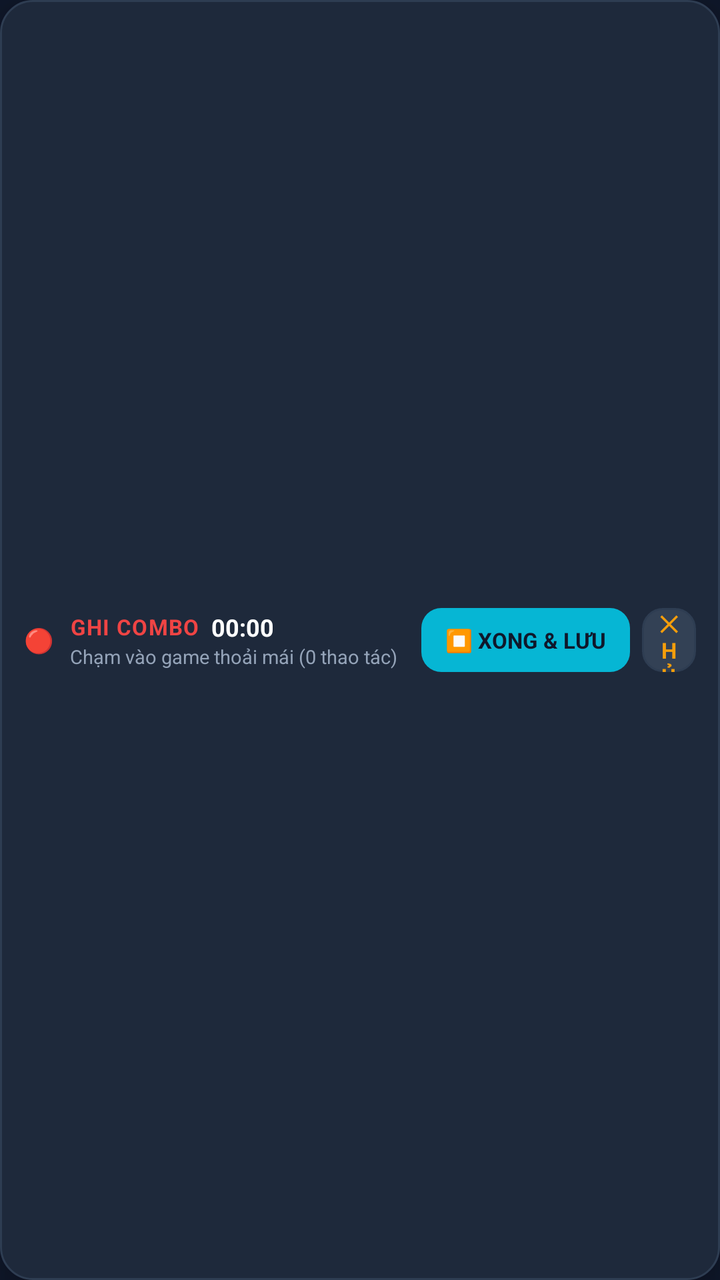
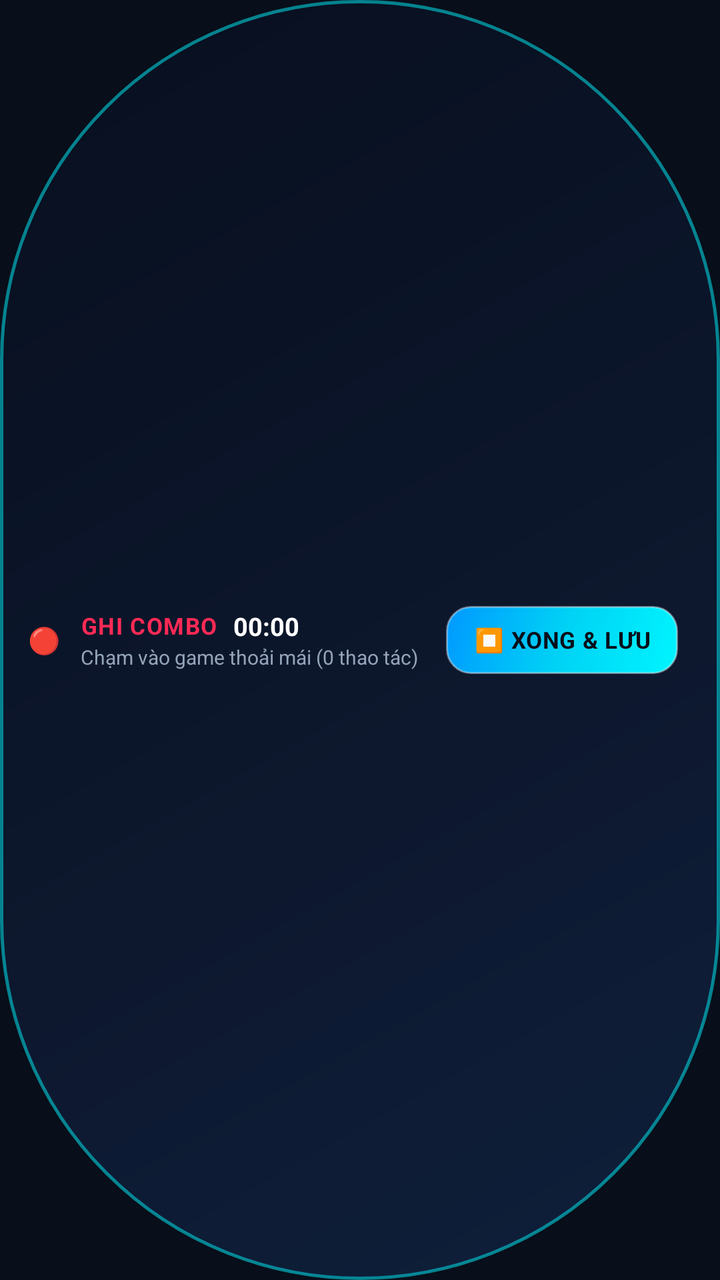

Before-and-after screenshots of an Android layout around one commit, followed by the original layout XML and the change that was made.
<!-- AndroidManifest.xml: application theme Theme.MacroGaming -->
<!-- res/layout/view_recording_pill.xml -->
<?xml version="1.0" encoding="utf-8"?>
<LinearLayout xmlns:android="http://schemas.android.com/apk/res/android"
    android:layout_width="wrap_content"
    android:layout_height="wrap_content"
    android:background="@drawable/bg_dialog_card"
    android:gravity="center_vertical"
    android:orientation="horizontal"
    android:paddingStart="12dp"
    android:paddingTop="6dp"
    android:paddingEnd="12dp"
    android:paddingBottom="6dp"
    android:elevation="18dp">

    
    <TextView
        android:id="@+id/tvRecordingDot"
        android:layout_width="wrap_content"
        android:layout_height="wrap_content"
        android:text="🔴"
        android:textSize="12sp" />

    <LinearLayout
        android:layout_width="wrap_content"
        android:layout_height="wrap_content"
        android:layout_marginStart="8dp"
        android:orientation="vertical">

        <LinearLayout
            android:layout_width="wrap_content"
            android:layout_height="wrap_content"
            android:orientation="horizontal"
            android:gravity="center_vertical">

            <TextView
                android:layout_width="wrap_content"
                android:layout_height="wrap_content"
                android:text="GHI COMBO"
                android:textColor="@color/crimson_stop"
                android:textSize="11sp"
                android:textStyle="bold"
                android:letterSpacing="0.04" />

            <TextView
                android:id="@+id/tvRecordingTimer"
                android:layout_width="wrap_content"
                android:layout_height="wrap_content"
                android:layout_marginStart="6dp"
                android:text="00:00"
                android:textColor="@color/white"
                android:textSize="12sp"
                android:textStyle="bold" />
        </LinearLayout>

        <TextView
            android:id="@+id/tvRecordingActionCount"
            android:layout_width="wrap_content"
            android:layout_height="wrap_content"
            android:text="Chạm vào game thoải mái (0 thao tác)"
            android:textColor="@color/text_secondary"
            android:textSize="9.5sp" />
    </LinearLayout>

    
    <TextView
        android:id="@+id/btnStopRecordingPill"
        android:layout_width="wrap_content"
        android:layout_height="32dp"
        android:layout_marginStart="12dp"
        android:background="@drawable/bg_turbo_btn_primary"
        android:gravity="center"
        android:paddingStart="12dp"
        android:paddingEnd="12dp"
        android:text="⏹ XONG &amp; LƯU"
        android:textColor="@color/bg_dark"
        android:textSize="11sp"
        android:textStyle="bold" />

    
    <TextView
        android:id="@+id/btnCancelRecordingPill"
        android:layout_width="wrap_content"
        android:layout_height="32dp"
        android:layout_marginStart="6dp"
        android:background="@drawable/bg_turbo_btn_secondary"
        android:gravity="center"
        android:paddingStart="8dp"
        android:paddingEnd="8dp"
        android:text="✕ HỦY"
        android:textColor="@color/amber_warning"
        android:textSize="11sp"
        android:textStyle="bold" />

</LinearLayout>
<!-- resources referenced by this layout -->
<resources>
  <color name="amber_warning">#F59E0B</color>
  <color name="bg_dark">#0F172A</color>
  <color name="crimson_stop">#EF4444</color>
  <color name="text_secondary">#94A3B8</color>
  <color name="white">#FFFFFF</color>
  <!-- drawable bg_dialog_card (drawable) -->
  <?xml version="1.0" encoding="utf-8"?>
  <shape xmlns:android="http://schemas.android.com/apk/res/android"
      android:shape="rectangle">
      <corners android:radius="16dp" />
      <solid android:color="@color/bg_dialog" />
      <stroke
          android:width="1dp"
          android:color="@color/stroke_border" />
      <padding
          android:bottom="16dp"
          android:left="16dp"
          android:right="16dp"
          android:top="16dp" />
  </shape>
  <!-- drawable bg_turbo_btn_primary (drawable) -->
  <?xml version="1.0" encoding="utf-8"?>
  <shape xmlns:android="http://schemas.android.com/apk/res/android"
      android:shape="rectangle">
      <corners android:radius="10dp" />
      <solid android:color="@color/cyan_neon" />
  </shape>
  <!-- drawable bg_turbo_btn_secondary (drawable) -->
  <?xml version="1.0" encoding="utf-8"?>
  <shape xmlns:android="http://schemas.android.com/apk/res/android"
      android:shape="rectangle">
      <corners android:radius="10dp" />
      <solid android:color="@color/bg_surface_elevated" />
      <stroke
          android:width="1dp"
          android:color="@color/stroke_border" />
  </shape>
  <style name="Theme.MacroGaming" parent="Theme.Material3.Dark.NoActionBar">
          <item name="colorPrimary">@color/cyan_neon</item>
          <item name="colorOnPrimary">@color/bg_dark</item>
          <item name="colorSecondary">@color/purple_accent</item>
          <item name="android:windowBackground">@color/bg_dark</item>
          <item name="android:statusBarColor">@color/bg_dark</item>
          <item name="android:navigationBarColor">@color/bg_dark</item>
      </style>
  <color name="bg_dialog">#1E293B</color>
  <color name="stroke_border">#2E3D52</color>
  <color name="cyan_neon">#06B6D4</color>
  <color name="bg_surface_elevated">#334155</color>
  <color name="purple_accent">#8B5CF6</color>
</resources>

<!-- the commit's change to res/layout/view_recording_pill.xml (unified diff, before → after) -->
@@ -2,14 +2,14 @@
 <LinearLayout xmlns:android="http://schemas.android.com/apk/res/android"
     android:layout_width="wrap_content"
     android:layout_height="wrap_content"
-    android:background="@drawable/bg_dialog_card"
+    android:background="@drawable/bg_floating_pill"
     android:gravity="center_vertical"
     android:orientation="horizontal"
-    android:paddingStart="12dp"
-    android:paddingTop="6dp"
-    android:paddingEnd="12dp"
-    android:paddingBottom="6dp"
-    android:elevation="18dp">
+    android:paddingStart="14dp"
+    android:paddingTop="8dp"
+    android:paddingEnd="14dp"
+    android:paddingBottom="8dp"
+    android:elevation="20dp">
 
     
     <TextView
@@ -17,12 +17,12 @@
         android:layout_width="wrap_content"
         android:layout_height="wrap_content"
         android:text="🔴"
-        android:textSize="12sp" />
+        android:textSize="13sp" />
 
     <LinearLayout
         android:layout_width="wrap_content"
         android:layout_height="wrap_content"
-        android:layout_marginStart="8dp"
+        android:layout_marginStart="10dp"
         android:orientation="vertical">
 
         <LinearLayout
@@ -36,7 +36,7 @@
                 android:layout_height="wrap_content"
                 android:text="GHI COMBO"
                 android:textColor="@color/crimson_stop"
-                android:textSize="11sp"
+                android:textSize="11.5sp"
                 android:textStyle="bold"
                 android:letterSpacing="0.04" />
 
@@ -44,10 +44,10 @@
                 android:id="@+id/tvRecordingTimer"
                 android:layout_width="wrap_content"
                 android:layout_height="wrap_content"
-                android:layout_marginStart="6dp"
+                android:layout_marginStart="8dp"
                 android:text="00:00"
                 android:textColor="@color/white"
-                android:textSize="12sp"
+                android:textSize="12.5sp"
                 android:textStyle="bold" />
         </LinearLayout>
 
@@ -57,34 +57,35 @@
             android:layout_height="wrap_content"
             android:text="Chạm vào game thoải mái (0 thao tác)"
             android:textColor="@color/text_secondary"
-            android:textSize="9.5sp" />
+            android:textSize="10sp" />
     </LinearLayout>
 
     
     <TextView
         android:id="@+id/btnStopRecordingPill"
         android:layout_width="wrap_content"
-        android:layout_height="32dp"
-        android:layout_marginStart="12dp"
+        android:layout_height="34dp"
+        android:layout_marginStart="14dp"
         android:background="@drawable/bg_turbo_btn_primary"
         android:gravity="center"
-        android:paddingStart="12dp"
-        android:paddingEnd="12dp"
+        android:paddingStart="14dp"
+        android:paddingEnd="14dp"
         android:text="⏹ XONG &amp; LƯU"
         android:textColor="@color/bg_dark"
-        android:textSize="11sp"
-        android:textStyle="bold" />
+        android:textSize="11.5sp"
+        android:textStyle="bold"
+        android:letterSpacing="0.02" />
 
     
     <TextView
         android:id="@+id/btnCancelRecordingPill"
         android:layout_width="wrap_content"
-        android:layout_height="32dp"
-        android:layout_marginStart="6dp"
+        android:layout_height="34dp"
+        android:layout_marginStart="8dp"
         android:background="@drawable/bg_turbo_btn_secondary"
         android:gravity="center"
-        android:paddingStart="8dp"
-        android:paddingEnd="8dp"
+        android:paddingStart="10dp"
+        android:paddingEnd="10dp"
         android:text="✕ HỦY"
         android:textColor="@color/amber_warning"
         android:textSize="11sp"
<!-- resource entries referenced after the edit -->
@@ -1,41 +1,62 @@
 <!-- resources referenced by this layout -->
 <resources>
-  <color name="amber_warning">#F59E0B</color>
-  <color name="bg_dark">#0F172A</color>
-  <color name="crimson_stop">#EF4444</color>
+  <color name="amber_warning">#FFB703</color>
+  <color name="bg_dark">#080E1A</color>
+  <color name="crimson_stop">#FF2A55</color>
   <color name="text_secondary">#94A3B8</color>
   <color name="white">#FFFFFF</color>
-  <!-- drawable bg_dialog_card (drawable) -->
+  <!-- drawable bg_floating_pill (drawable) -->
   <?xml version="1.0" encoding="utf-8"?>
-  <shape xmlns:android="http://schemas.android.com/apk/res/android"
-      android:shape="rectangle">
-      <corners android:radius="16dp" />
-      <solid android:color="@color/bg_dialog" />
-      <stroke
-          android:width="1dp"
-          android:color="@color/stroke_border" />
-      <padding
-          android:bottom="16dp"
-          android:left="16dp"
-          android:right="16dp"
-          android:top="16dp" />
-  </shape>
+  <layer-list xmlns:android="http://schemas.android.com/apk/res/android">
+      <item>
+          <shape android:shape="rectangle">
+              <corners android:radius="999dp" />
+              <gradient
+                  android:angle="135"
+                  android:startColor="#E610213E"
+                  android:centerColor="#D90C172E"
+                  android:endColor="#C8070F1F"
+                  android:type="linear" />
+              <stroke
+                  android:width="1.5dp"
+                  android:color="@color/glass_rim_cyan" />
+              <padding
+                  android:bottom="6dp"
+                  android:left="12dp"
+                  android:right="12dp"
+                  android:top="6dp" />
+          </shape>
+      </item>
+  </layer-list>
   <!-- drawable bg_turbo_btn_primary (drawable) -->
   <?xml version="1.0" encoding="utf-8"?>
   <shape xmlns:android="http://schemas.android.com/apk/res/android"
       android:shape="rectangle">
-      <corners android:radius="10dp" />
-      <solid android:color="@color/cyan_neon" />
+      <corners android:radius="12dp" />
+      <gradient
+          android:angle="135"
+          android:startColor="#00F5FF"
+          android:centerColor="#00D2F5"
+          android:endColor="#0099FF"
+          android:type="linear" />
+      <stroke
+          android:width="1dp"
+          android:color="#66FFFFFF" />
   </shape>
   <!-- drawable bg_turbo_btn_secondary (drawable) -->
   <?xml version="1.0" encoding="utf-8"?>
   <shape xmlns:android="http://schemas.android.com/apk/res/android"
       android:shape="rectangle">
-      <corners android:radius="10dp" />
-      <solid android:color="@color/bg_surface_elevated" />
+      <corners android:radius="12dp" />
+      <gradient
+          android:angle="135"
+          android:startColor="#383D5980"
+          android:centerColor="#26273C58"
+          android:endColor="#1C18273D"
+          android:type="linear" />
       <stroke
           android:width="1dp"
-          android:color="@color/stroke_border" />
+          android:color="#40FFFFFF" />
   </shape>
   <style name="Theme.MacroGaming" parent="Theme.Material3.Dark.NoActionBar">
           <item name="colorPrimary">@color/cyan_neon</item>
@@ -44,11 +65,11 @@
           <item name="android:windowBackground">@color/bg_dark</item>
           <item name="android:statusBarColor">@color/bg_dark</item>
           <item name="android:navigationBarColor">@color/bg_dark</item>
+          <item name="android:windowLightStatusBar">false</item>
+          <item name="android:windowLightNavigationBar">false</item>
       </style>
-  <color name="bg_dialog">#1E293B</color>
-  <color name="stroke_border">#2E3D52</color>
-  <color name="cyan_neon">#06B6D4</color>
-  <color name="bg_surface_elevated">#334155</color>
-  <color name="purple_accent">#8B5CF6</color>
+  <color name="glass_rim_cyan">#8000F5FF</color>
+  <color name="cyan_neon">#00F5FF</color>
+  <color name="purple_accent">#A855F7</color>
 </resources>
 
